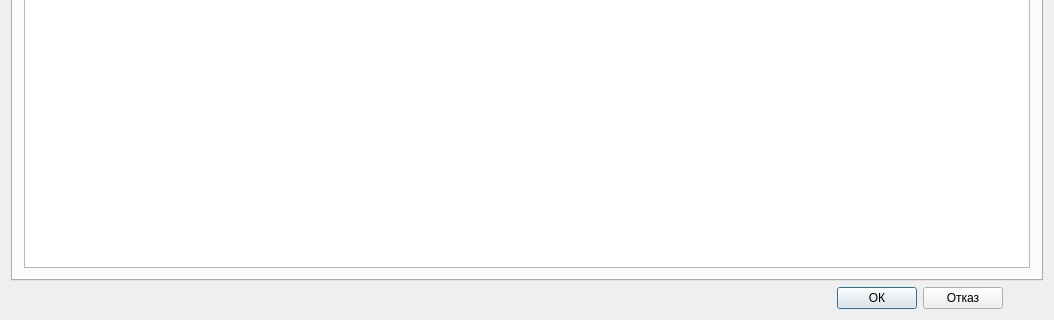
This is src/View/Widgets/DetailedStatus.ui in thefinalcutbg/DinoDent as Qt 5 draws it before an edit; both pictures show x 0 to 1054 and y 224 to 544 of the 1054 by 544 pixel window. The edited form follows.
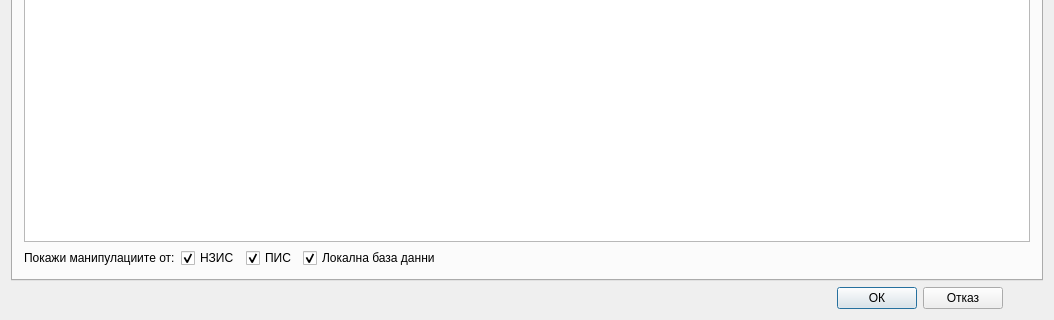
This is the edited form. The open tabs and pages were chosen to show the change. Custom widgets are drawn as their Qt base class.

```diff
--- a/src/View/Widgets/DetailedStatus.ui
+++ b/src/View/Widgets/DetailedStatus.ui
@@ -208,6 +208,63 @@
          </property>
         </widget>
        </item>
+       <item>
+        <layout class="QHBoxLayout" name="horizontalLayout_4">
+         <property name="bottomMargin">
+          <number>0</number>
+         </property>
+         <item>
+          <widget class="QLabel" name="label_3">
+           <property name="text">
+            <string>Покажи манипулациите от:</string>
+           </property>
+          </widget>
+         </item>
+         <item>
+          <widget class="QCheckBox" name="hisCheck">
+           <property name="text">
+            <string>НЗИС</string>
+           </property>
+           <property name="checked">
+            <bool>true</bool>
+           </property>
+          </widget>
+         </item>
+         <item>
+          <widget class="QCheckBox" name="pisCheck">
+           <property name="text">
+            <string>ПИС</string>
+           </property>
+           <property name="checked">
+            <bool>true</bool>
+           </property>
+          </widget>
+         </item>
+         <item>
+          <widget class="QCheckBox" name="localCheck">
+           <property name="text">
+            <string>Локална база данни</string>
+           </property>
+           <property name="checked">
+            <bool>true</bool>
+           </property>
+          </widget>
+         </item>
+         <item>
+          <spacer name="horizontalSpacer_3">
+           <property name="orientation">
+            <enum>Qt::Horizontal</enum>
+           </property>
+           <property name="sizeHint" stdset="0">
+            <size>
+             <width>40</width>
+             <height>20</height>
+            </size>
+           </property>
+          </spacer>
+         </item>
+        </layout>
+       </item>
       </layout>
      </widget>
     </widget>
```
Left out of the diff: 2 changed lines with no effect on the pictures.
